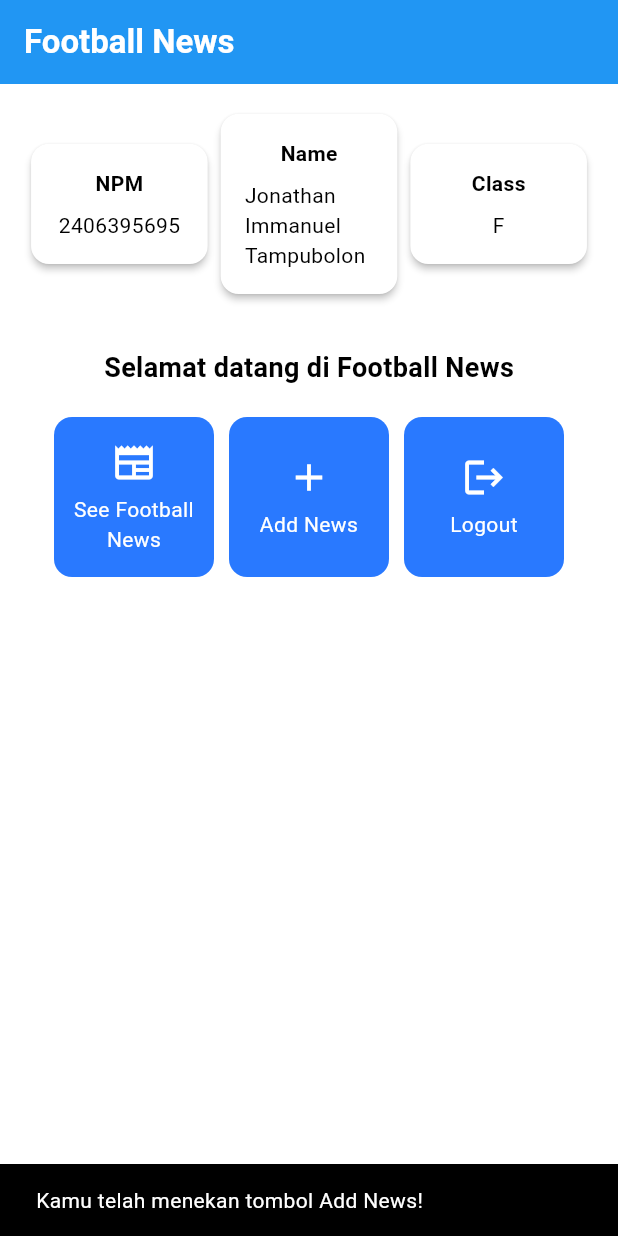
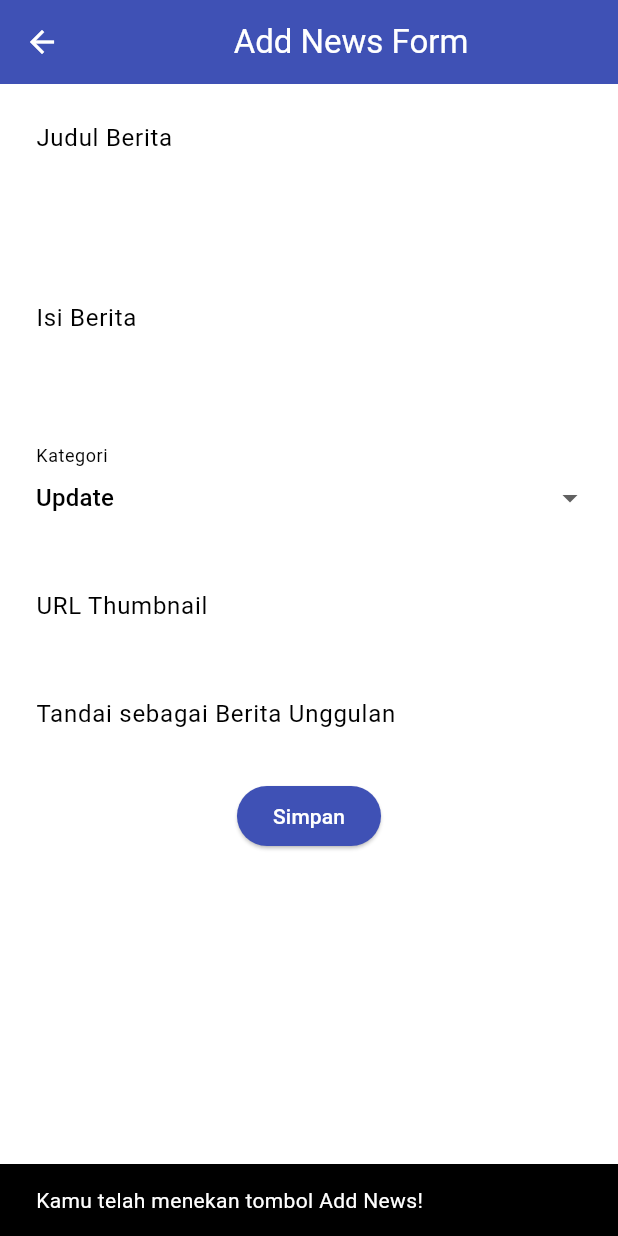
Before and after one commit to JonathanTamm/football-news-mobile, a Flutter app: the screen it shows after launch, after a tap on "Add News", on a phone screen of 412 x 824 dp. Run offline on Flutter 3.47's test engine with Material 3 defaults, Android fonts, the phone set to English and light mode, and no system bars.

Commit message:
tutorial 7

```diff
--- a/lib/main.dart
+++ b/lib/main.dart
@@ -1,4 +1,4 @@
-import 'package:football_news_mobile/menu.dart';
+import 'package:football_news_mobile/screens/menu.dart';
 import 'package:flutter/material.dart';
 
 void main() {
--- a/lib/menu.dart
+++ b/lib/screens/menu.dart
@@ -1,4 +1,7 @@
 import 'package:flutter/material.dart';
+import 'package:football_news_mobile/screens/newslist_form.dart'; // Import the form page
+import 'package:football_news_mobile/widgets/left_drawer.dart';
+import 'package:football_news_mobile/widgets/news_card.dart';
 
 class MyHomePage extends StatelessWidget {
   MyHomePage({super.key});
@@ -13,11 +16,11 @@ class MyHomePage extends StatelessWidget {
     ItemHomepage("Logout", Icons.logout),
   ];
 
-    @override
-    Widget build(BuildContext context) {
+
+  @override
+  Widget build(BuildContext context) {
     // Scaffold menyediakan struktur dasar halaman dengan AppBar dan body.
     return Scaffold(
-      // AppBar adalah bagian atas halaman yang menampilkan judul.
       appBar: AppBar(
         // Judul aplikasi "Football News" dengan teks putih dan tebal.
         title: const Text(
@@ -30,6 +33,7 @@ class MyHomePage extends StatelessWidget {
         // Warna latar belakang AppBar diambil dari skema warna tema aplikasi.
         backgroundColor: Theme.of(context).colorScheme.primary,
       ),
+      drawer: LeftDrawer(),
       // Body halaman dengan padding di sekelilingnya.
       body: Padding(
         padding: const EdgeInsets.all(16.0),
@@ -125,63 +129,3 @@ class InfoCard extends StatelessWidget {
     );
   }
 }
-
-class ItemHomepage {
-  final String name;
-  final IconData icon;
-
-  ItemHomepage(this.name, this.icon);
-}
-
-class ItemCard extends StatelessWidget {
-  // Menampilkan kartu dengan ikon dan nama.
-
-  final ItemHomepage item;
-
-  const ItemCard(this.item, {super.key});
-
-  @override
-  Widget build(BuildContext context) {
-    return Material(
-      // Menentukan warna latar belakang dari tema aplikasi.
-      color: Theme.of(context).colorScheme.secondary,
-      // Membuat sudut kartu melengkung.
-      borderRadius: BorderRadius.circular(12),
-
-      child: InkWell(
-        // Aksi ketika kartu ditekan.
-        onTap: () {
-          // Menampilkan pesan SnackBar saat kartu ditekan.
-          ScaffoldMessenger.of(context)
-            ..hideCurrentSnackBar()
-            ..showSnackBar(
-              SnackBar(content: Text("Kamu telah menekan tombol ${item.name}!"))
-            );
-        },
-        // Container untuk menyimpan Icon dan Text
-        child: Container(
-          padding: const EdgeInsets.all(8),
-          child: Center(
-            child: Column(
-              // Menyusun ikon dan teks di tengah kartu.
-              mainAxisAlignment: MainAxisAlignment.center,
-              children: [
-                Icon(
-                  item.icon,
-                  color: Colors.white,
-                  size: 30.0,
-                ),
-                const Padding(padding: EdgeInsets.all(3)),
-                Text(
-                  item.name,
-                  textAlign: TextAlign.center,
-                  style: const TextStyle(color: Colors.white),
-                ),
-              ],
-            ),
-          ),
-        ),
-      ),
-    );
-  }
-}
--- /dev/null
+++ b/lib/screens/newslist_form.dart
@@ -0,0 +1,226 @@
+import 'package:flutter/material.dart';
+import 'package:football_news_mobile/widgets/left_drawer.dart';
+// TODO: Impor drawer yang sudah dibuat sebelumnya
+
+class NewsFormPage extends StatefulWidget {
+  const NewsFormPage({super.key});
+
+  @override
+  State<NewsFormPage> createState() => _NewsFormPageState();
+}
+
+class _NewsFormPageState extends State<NewsFormPage> {
+
+  final _formKey = GlobalKey<FormState>();
+  String _title = "";
+  String _content = "";
+  String _category = "update"; // default
+  String _thumbnail = "";
+  bool _isFeatured = false; // default
+
+  final List<String> _categories = [
+    'transfer',
+    'update',
+    'exclusive',
+    'match',
+    'rumor',
+    'analysis',
+  ];
+
+  @override
+  Widget build(BuildContext context) {
+    return Scaffold(
+      appBar: AppBar(
+        title: const Center(
+          child: Text(
+            'Add News Form',
+          ),
+        ),
+        backgroundColor: Colors.indigo,
+        foregroundColor: Colors.white,
+      ),
+      // TODO: Tambahkan drawer yang sudah dibuat di sini
+        body: Form(
+          key: _formKey,
+          child: SingleChildScrollView(
+              child: Column(
+                  crossAxisAlignment: CrossAxisAlignment.start,
+                  children:[
+                  // === Title ===
+                  Padding(
+                  padding: const EdgeInsets.all(8.0),
+                    child: TextFormField(
+                      decoration: InputDecoration(
+                        hintText: "Judul Berita",
+                        labelText: "Judul Berita",
+                        border: OutlineInputBorder(
+                          borderRadius: BorderRadius.circular(5.0),
+                        ),
+                      ),
+                      onChanged: (String? value) {
+                        setState(() {
+                          _title = value!;
+                        });
+                      },
+                      validator: (String? value) {
+                        if (value == null || value.isEmpty) {
+                          return "Judul tidak boleh kosong!";
+                        }
+                        return null;
+                      },
+                    ),
+                  ),
+                    Padding(
+                      padding: const EdgeInsets.all(8.0),
+                      child: TextFormField(
+                        maxLines: 5,
+                        decoration: InputDecoration(
+                          hintText: "Isi Berita",
+                          labelText: "Isi Berita",
+                          border: OutlineInputBorder(
+                            borderRadius: BorderRadius.circular(5.0),
+                          ),
+                        ),
+                        onChanged: (String? value) {
+                          setState(() {
+                            _content = value!;
+                          });
+                        },
+                        validator: (String? value) {
+                          if (value == null || value.isEmpty) {
+                            return "Isi berita tidak boleh kosong!";
+                          }
+                          return null;
+                        },
+                      ),
+                    ),
+
+                    // === Category ===
+                    Padding(
+                      padding: const EdgeInsets.all(8.0),
+                      child: DropdownButtonFormField<String>(
+                        decoration: InputDecoration(
+                          labelText: "Kategori",
+                          border: OutlineInputBorder(
+                            borderRadius: BorderRadius.circular(5.0),
+                          ),
+                        ),
+                        value: _category,
+                        items: _categories
+                            .map((cat) => DropdownMenuItem(
+                          value: cat,
+                          child: Text(
+                              cat[0].toUpperCase() + cat.substring(1)),
+                        ))
+                            .toList(),
+                        onChanged: (String? newValue) {
+                          setState(() {
+                            _category = newValue!;
+                          });
+                        },
+                      ),
+                    ),
+
+                    // === Thumbnail URL ===
+                    Padding(
+                      padding: const EdgeInsets.all(8.0),
+                      child: TextFormField(
+                        decoration: InputDecoration(
+                          hintText: "URL Thumbnail (opsional)",
+                          labelText: "URL Thumbnail",
+                          border: OutlineInputBorder(
+                            borderRadius: BorderRadius.circular(5.0),
+                          ),
+                        ),
+                        onChanged: (String? value) {
+                          setState(() {
+                            _thumbnail = value!;
+                          });
+                        },
+                      ),
+                    ),
+
+                    // === Is Featured ===
+                    Padding(
+                      padding: const EdgeInsets.all(8.0),
+                      child: SwitchListTile(
+                        title: const Text("Tandai sebagai Berita Unggulan"),
+                        value: _isFeatured,
+                        onChanged: (bool value) {
+                          setState(() {
+                            _isFeatured = value;
+                          });
+                        },
+                      ),
+                    ),
+                  Align(
+                    alignment: Alignment.bottomCenter,
+                    child: Padding(
+                      padding: const EdgeInsets.all(8.0),
+                      child: ElevatedButton(
+                        // <-- Mulai ElevatedButton
+                        style: ButtonStyle(
+                          backgroundColor:
+                          MaterialStateProperty.all(Colors.indigo),
+                        ),
+                        onPressed: () {
+                          if (_formKey.currentState!.validate()) {
+                            showDialog(
+                              context: context,
+                              builder: (context) {
+                                return AlertDialog(
+                                  // REKOMENDASI: Ganti judul ini
+                                  title: const Text(
+                                      'Berita berhasil tersimpan'), // Semula 'Produk...'
+                                  content: SingleChildScrollView(
+                                    child: Column(
+                                      crossAxisAlignment:
+                                      CrossAxisAlignment.start,
+                                      children: [
+                                        Text('Judul: $_title'),
+                                        Text('Isi: $_content'),
+                                        Text('Kategori: $_category'),
+                                        Text(
+                                            'Thumbnail: $_thumbnail'), // Pastikan _thumbnail tidak null
+                                        Text(
+                                            'Unggulan: ${_isFeatured ? "Ya" : "Tidak"}'),
+                                      ],
+                                    ),
+                          ),
+                          actions: [
+                            TextButton(
+                              child: const Text('OK'),
+                              onPressed: () {
+                                Navigator.pop(context);
+                                // REKOMENDASI: Tambahkan ini untuk reset form
+                                setState(() {
+                                  _formKey.currentState!.reset();
+                                  _title = "";
+                                  _content = "";
+                                  _category = "update";
+                                  _thumbnail = "";
+                                  _isFeatured = false;
+                                });
+                              },
+                            ),
+                          ],
+                        );
+                      },
+                    );
+                  }
+                },
+                // INI ADALAH CHILD YANG BENAR
+                child: const Text(
+                  "Simpan",
+                  style: TextStyle(color: Colors.white),
+                ),
+              ), // <-- Akhir ElevatedButton
+            ),
+          ),
+          ],
+          )
+          ),
+        ),
+    );
+  }
+}
--- /dev/null
+++ b/lib/widgets/left_drawer.dart
@@ -0,0 +1,77 @@
+import 'package:flutter/material.dart';
+import 'package:football_news_mobile/screens/menu.dart';
+// Impor halaman form yang akan dituju
+import 'package:football_news_mobile/screens/newslist_form.dart';
+
+class LeftDrawer extends StatelessWidget {
+  const LeftDrawer({super.key});
+
+  @override
+  Widget build(BuildContext context) {
+    return Drawer(
+      child: ListView(
+        children: [
+          const DrawerHeader(
+            decoration: BoxDecoration(
+              color: Colors.blue,
+            ),
+            child: Column(
+              children: [
+                Text(
+                  'Football News',
+                  textAlign: TextAlign.center,
+                  style: TextStyle(
+                    fontSize: 30,
+                    fontWeight: FontWeight.bold,
+                    color: Colors.white,
+                  ),
+                ),
+                Padding(padding: EdgeInsets.all(10)),
+                Text(
+                  "Seluruh berita sepak bola terkini di sini!",
+                  // TODO: Tambahkan gaya teks dengan center alignment, font ukuran 15, warna putih, dan weight biasa
+                  // JAWABAN: Menambahkan style pada Text widget
+                  textAlign: TextAlign.center,
+                  style: TextStyle(
+                    fontSize: 15,
+                    color: Colors.white,
+                    fontWeight: FontWeight.normal,
+                  ),
+                ),
+              ],
+            ),
+          ),
+          ListTile(
+            leading: const Icon(Icons.home_outlined),
+            title: const Text('Home'),
+            // Bagian redirection ke MyHomePage
+            onTap: () {
+              Navigator.pushReplacement(
+                context,
+                MaterialPageRoute(
+                  builder: (context) => MyHomePage(),
+                ),
+              );
+            },
+          ),
+          ListTile(
+            leading: const Icon(Icons.post_add),
+            title: const Text('Add News'),
+            // Bagian redirection ke NewsFormPage
+            onTap: () {
+              /*
+              TODO: Buatlah routing ke NewsFormPage di sini,
+              setelah halaman NewsFormPage sudah dibuat.
+              */
+              // JAWABAN: Navigasi ke NewsFormPage menggunakan Navigator.push
+              Navigator.push(
+                context,
+                MaterialPageRoute(builder: (context) => const NewsFormPage()),
+              );
+            },
+          ),
+        ],
+      ),
+    );
+  }
+}
--- /dev/null
+++ b/lib/widgets/news_card.dart
@@ -0,0 +1,71 @@
+import 'package:flutter/material.dart';
+import 'package:football_news_mobile/screens/newslist_form.dart';
+
+class ItemHomepage {
+  final String name;
+  final IconData icon;
+
+  ItemHomepage(this.name, this.icon);
+}
+
+class ItemCard extends StatelessWidget {
+  // Menampilkan kartu dengan ikon dan nama.
+
+  final ItemHomepage item;
+
+  const ItemCard(this.item, {super.key});
+
+  @override
+  Widget build(BuildContext context) {
+    return Material(
+      // Menentukan warna latar belakang dari tema aplikasi.
+      color: Theme.of(context).colorScheme.secondary,
+      // Membuat sudut kartu melengkung.
+      borderRadius: BorderRadius.circular(12),
+
+      child: InkWell(
+        // Aksi ketika kartu ditekan.
+        onTap: () {
+          // Memunculkan SnackBar ketika diklik
+          ScaffoldMessenger.of(context)
+            ..hideCurrentSnackBar()
+            ..showSnackBar(SnackBar(
+                content: Text("Kamu telah menekan tombol ${item.name}!")));
+
+          // Navigate ke route yang sesuai (tergantung jenis tombol)
+          if (item.name == "Add News") {
+            // TODO: Gunakan Navigator.push untuk melakukan navigasi ke MaterialPageRoute yang mencakup NewsFormPage.
+            Navigator.push(
+              context,
+              MaterialPageRoute(builder: (context) => const NewsFormPage()),
+            );
+          }
+
+        },
+        // Container untuk menyimpan Icon dan Text
+        child: Container(
+          padding: const EdgeInsets.all(8),
+          child: Center(
+            child: Column(
+              // Menyusun ikon dan teks di tengah kartu.
+              mainAxisAlignment: MainAxisAlignment.center,
+              children: [
+                Icon(
+                  item.icon,
+                  color: Colors.white,
+                  size: 30.0,
+                ),
+                const Padding(padding: EdgeInsets.all(3)),
+                Text(
+                  item.name,
+                  textAlign: TextAlign.center,
+                  style: const TextStyle(color: Colors.white),
+                ),
+              ],
+            ),
+          ),
+        ),
+      ),
+    );
+  }
+}
```
